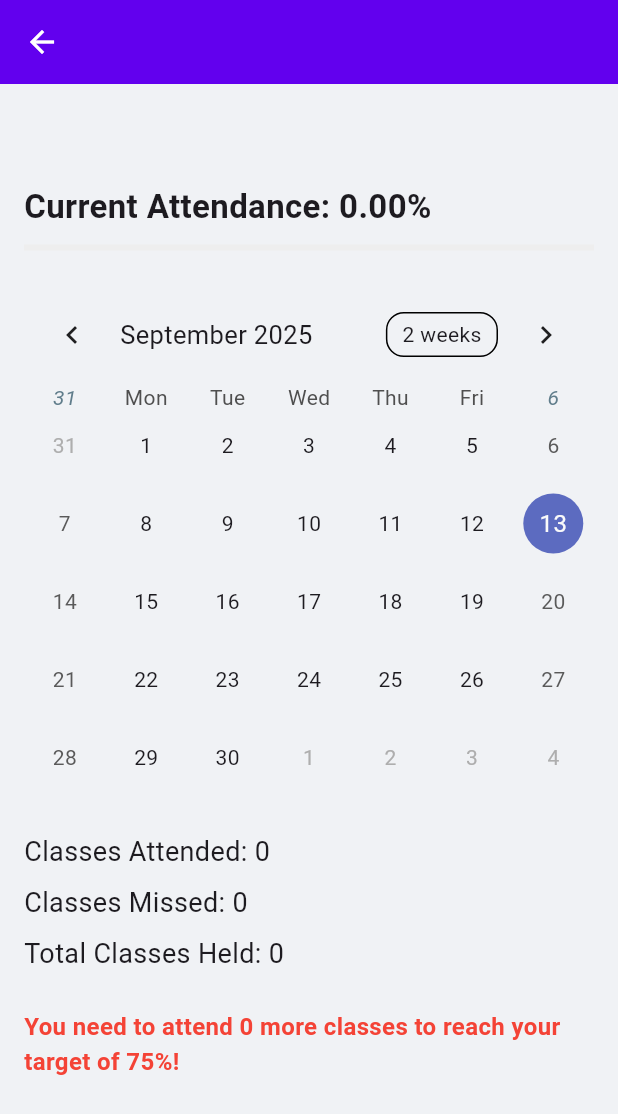
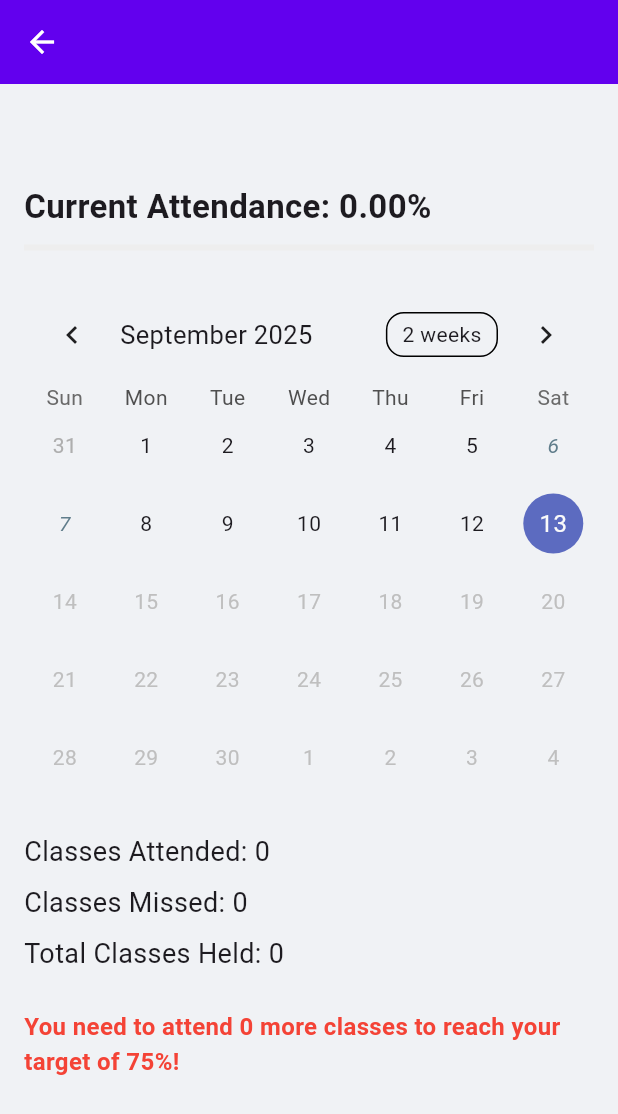
Before and after one commit to nrahil/attendence_tracker, a Flutter app: the CourseAnalyticsScreen screen opened directly with empty values, on a phone screen of 412 x 824 dp. Shown: the top 1114 px of the screen. Run offline on Flutter 3.47's test engine with Material 3 defaults, Android fonts, the phone set to English and light mode, and no system bars; drawn by our look-alikes of table_calendar; our stand-ins replace cloud_firestore, firebase_auth, firebase_core; accounts and stored records are empty.

Commit message:
minor fixes

```diff
--- a/lib/screens/home/course_analytics_screen.dart
+++ b/lib/screens/home/course_analytics_screen.dart
@@ -2,8 +2,8 @@
 import 'package:cloud_firestore/cloud_firestore.dart';
 import 'package:firebase_auth/firebase_auth.dart';
 import 'package:table_calendar/table_calendar.dart';
+import 'package:intl/intl.dart';
 import 'package:attendence_manager/widgets/attendance_progress_bar.dart';
-import 'package:intl/intl.dart';
 
 class CourseAnalyticsScreen extends StatefulWidget {
   final String courseId;
@@ -90,12 +90,11 @@
         'status': status,
       });
 
-      // Recalculate attendance stats after update
       await _recalculateAttendance(currentUser!.uid, widget.courseId);
 
       if (mounted) {
         ScaffoldMessenger.of(context).showSnackBar(
-          SnackBar(content: Text('Attendance for ${docId} updated to $status.')),
+          SnackBar(content: Text('Attendance for $docId updated to $status.')),
         );
       }
     } catch (e) {
@@ -108,8 +107,10 @@
   }
 
   Future<void> _recalculateAttendance(String userId, String courseId) async {
-    final courseDocRef = firestore.collection('users').doc(userId).collection('courses').doc(courseId);
-    final attendanceLogSnapshot = await courseDocRef.collection('attendance_log').get();
+    final courseDocRef =
+        firestore.collection('users').doc(userId).collection('courses').doc(courseId);
+    final attendanceLogSnapshot =
+        await courseDocRef.collection('attendance_log').get();
 
     int classesHeld = 0;
     int classesMissed = 0;
@@ -137,12 +138,16 @@
 
   Color _getMarkerColor(String status) {
     switch (status) {
-      case 'attended': return Colors.green;
-      case 'missed': return Colors.red;
+      case 'attended':
+        return Colors.green;
+      case 'missed':
+        return Colors.red;
       case 'holiday':
+        return Colors.orange; // distinct color
       case 'cancelled':
         return Colors.blueGrey;
-      default: return Colors.transparent;
+      default:
+        return Colors.transparent;
     }
   }
 
@@ -168,7 +173,9 @@
           }
 
           final courseData = courseSnapshot.data!.data() as Map<String, dynamic>;
-          final attendancePercentage = double.tryParse(courseData['attendancePercentage'] as String? ?? '0') ?? 0;
+          final attendancePercentage =
+              double.tryParse(courseData['attendancePercentage'] as String? ?? '0') ??
+                  0;
           final classesHeld = courseData['classesHeld'] as int? ?? 0;
           final classesMissed = courseData['classesMissed'] as int? ?? 0;
           final classesAttended = classesHeld - classesMissed;
@@ -179,9 +186,13 @@
           double classesToMiss = 0;
 
           if (attendancePercentage < threshold) {
-            classesToAttend = (threshold * classesHeld - attendancePercentage * classesHeld) / (100 - threshold);
+            classesToAttend =
+                (threshold * classesHeld - attendancePercentage * classesHeld) /
+                    (100 - threshold);
           } else {
-            classesToMiss = (100 * (classesHeld - classesMissed) - threshold * classesHeld) / threshold;
+            classesToMiss =
+                (100 * (classesHeld - classesMissed) - threshold * classesHeld) /
+                    threshold;
           }
 
           return StreamBuilder<QuerySnapshot>(
@@ -197,12 +208,13 @@
                 return const Center(child: CircularProgressIndicator());
               }
 
-              Map<DateTime, String> attendanceHistory = {};
+              Map<String, String> attendanceHistory = {}; // use string keys
               if (attendanceSnapshot.hasData) {
                 for (var doc in attendanceSnapshot.data!.docs) {
                   final data = doc.data() as Map<String, dynamic>;
                   final date = (data['date'] as Timestamp).toDate();
-                  attendanceHistory[DateTime(date.year, date.month, date.day)] = data['status'] as String;
+                  final key = DateFormat('yyyy-MM-dd').format(date);
+                  attendanceHistory[key] = data['status'] as String;
                 }
               }
 
@@ -214,22 +226,26 @@
                     children: [
                       Text(
                         widget.courseName,
-                        style: const TextStyle(fontSize: 24, fontWeight: FontWeight.bold),
+                        style: const TextStyle(
+                            fontSize: 24, fontWeight: FontWeight.bold),
                       ),
                       const SizedBox(height: 16),
                       Text(
                         'Current Attendance: ${attendancePercentage.toStringAsFixed(2)}%',
-                        style: const TextStyle(fontSize: 22, fontWeight: FontWeight.bold),
+                        style: const TextStyle(
+                            fontSize: 22, fontWeight: FontWeight.bold),
                       ),
                       const SizedBox(height: 10),
-                      AttendanceProgressBar(attendancePercentage: attendancePercentage),
+                      AttendanceProgressBar(
+                          attendancePercentage: attendancePercentage),
                       const SizedBox(height: 24),
                       TableCalendar(
                         firstDay: DateTime.utc(2020, 1, 1),
-                        lastDay: DateTime.utc(2030, 12, 31),
+                        lastDay: DateTime.now(),
                         focusedDay: _focusedDay,
                         calendarFormat: _calendarFormat,
-                        selectedDayPredicate: (day) => isSameDay(_selectedDay, day),
+                        selectedDayPredicate: (day) =>
+                            isSameDay(_selectedDay, day),
                         onDaySelected: _onDaySelected,
                         onFormatChanged: (format) {
                           setState(() {
@@ -239,38 +255,38 @@
                         onPageChanged: (focusedDay) {
                           _focusedDay = focusedDay;
                         },
-                        eventLoader: (day) {
-                          final status = attendanceHistory[day];
-                          if (status != null) {
-                            return [status]; // Return a list with the status to mark the day
-                          }
-                          return [];
-                        },
                         calendarBuilders: CalendarBuilders(
-                          markerBuilder: (context, date, events) {
-                            if (events.isNotEmpty) {
-                              return Positioned(
-                                right: 1,
-                                bottom: 1,
-                                child: Container(
-                                  width: 6.0,
-                                  height: 6.0,
-                                  decoration: BoxDecoration(
-                                    shape: BoxShape.circle,
-                                    color: _getMarkerColor(events.first as String),
+                          defaultBuilder: (context, day, focusedDay) {
+                            final key = DateFormat('yyyy-MM-dd').format(day);
+                            final status = attendanceHistory[key];
+
+                            bool isWeekend = day.weekday == DateTime.saturday ||
+                                day.weekday == DateTime.sunday;
+
+                            if (status != null) {
+                              return Container(
+                                margin: const EdgeInsets.all(6.0),
+                                alignment: Alignment.center,
+                                decoration: BoxDecoration(
+                                  color: _getMarkerColor(status),
+                                  shape: BoxShape.circle,
+                                ),
+                                child: Text(
+                                  '${day.day}',
+                                  style: const TextStyle(
+                                    color: Colors.white,
+                                    fontWeight: FontWeight.bold,
                                   ),
                                 ),
                               );
-                            }
-                            return null;
-                          },
-                          // Highlight weekends as holidays
-                          dowBuilder: (context, day) {
-                            if (day.weekday == DateTime.saturday || day.weekday == DateTime.sunday) {
+                            } else if (isWeekend) {
                               return Center(
                                 child: Text(
                                   '${day.day}',
-                                  style: const TextStyle(color: Colors.blueGrey, fontStyle: FontStyle.italic),
+                                  style: const TextStyle(
+                                    color: Colors.blueGrey,
+                                    fontStyle: FontStyle.italic,
+                                  ),
                                 ),
                               );
                             }
@@ -297,12 +313,18 @@
                       if (attendancePercentage < threshold)
                         Text(
                           'You need to attend ${classesToAttend.ceil()} more classes to reach your target of ${threshold.toInt()}%!',
-                          style: const TextStyle(color: Colors.red, fontWeight: FontWeight.bold, fontSize: 16),
+                          style: const TextStyle(
+                              color: Colors.red,
+                              fontWeight: FontWeight.bold,
+                              fontSize: 16),
                         )
                       else
                         Text(
                           'You can still miss ${classesToMiss.floor()} classes and stay above ${threshold.toInt()}%!',
-                          style: const TextStyle(color: Colors.green, fontWeight: FontWeight.bold, fontSize: 16),
+                          style: const TextStyle(
+                              color: Colors.green,
+                              fontWeight: FontWeight.bold,
+                              fontSize: 16),
                         ),
                     ],
                   ),
```
